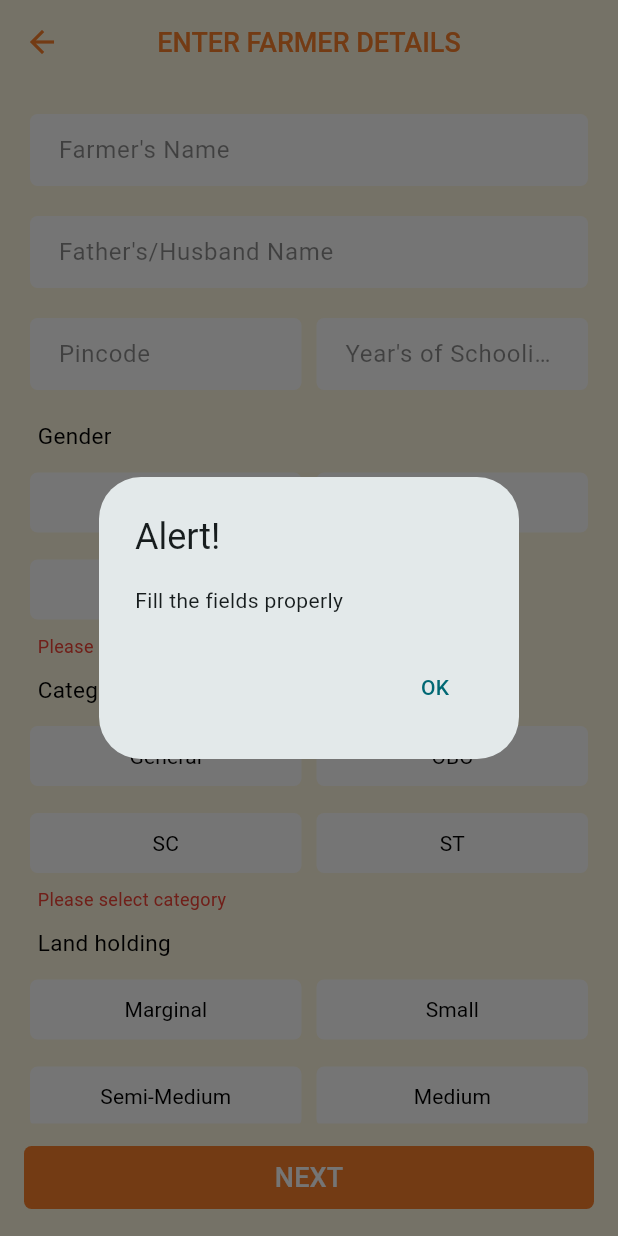
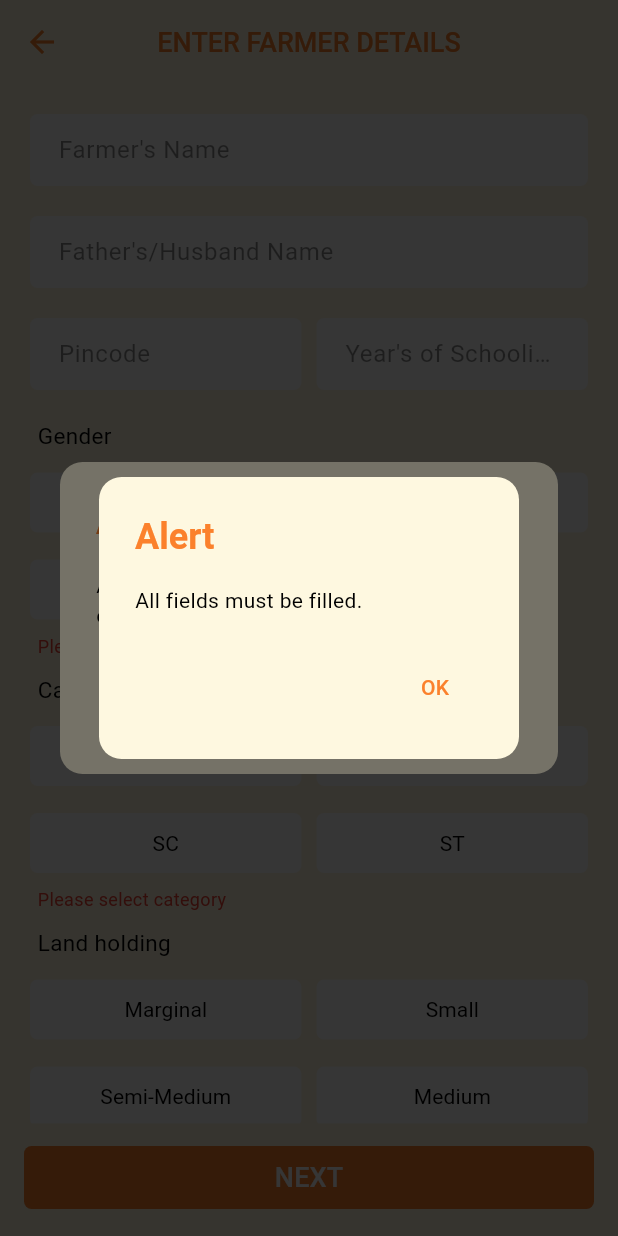
Before and after one commit to revanthraj28/GkVK, a Flutter app: the GenerateFarmersIdPage screen opened directly with empty values, after a tap on "NEXT", on a phone screen of 412 x 824 dp. Run offline on Flutter 3.47's test engine with Material 3 defaults, Android fonts, the light colour scheme and no system bars; our stand-ins replace cloud_firestore, firebase_auth, firebase_core, get, get_storage, sqflite; accounts and stored records are empty.

Commit message:
animations done

```diff
--- a/lib/constants/surveydata.dart
+++ b/lib/constants/surveydata.dart
@@ -104,63 +104,63 @@ List<Question> questionsPage3 = [
 ];
 List<Question> questionsPage4 = [
   Question(
-    questionText: 'Under which project, the LRI card is distributed to farmers?',
+    questionText: '1. Under which project, the LRI card is distributed to farmers?',
     options: ['Krishi Bhagya', 'Precision farming', 'Sujala/ REWARD', 'National Horticulture Mission'],
   ),
   Question(
-    questionText: 'What information can a farmer get from an LRI card?',
+    questionText: '2. What information can a farmer get from an LRI card?',
     options: ['Suitable conservation measures', 'Soil fertility status', 'Crop suitability', 'All the above'],
   ),
   Question(
-    questionText: 'What is the inference for yellow color in respect of soil nutrient status in LRI cards?',
+    questionText: '3. What is the inference for yellow color in respect of soil nutrient status in LRI cards?',
     options: ['Very high', 'High', 'Medium', 'Low'],
   ),
   Question(
-    questionText: 'What is the adjustment factor to align fertilizers when soil nutrient status is low?',
+    questionText: '4. What is the adjustment factor to align fertilizers when soil nutrient status is low?',
     options: ['RDF x 1.67', 'RDF x 1.33', 'RDF x 1.00', 'RDF x 0.66'],
   ),
   Question(
-    questionText: 'RDF for maize is 60:30:15 kg/ acre. If soil nitrogen content is medium, what is the adjustment factor to be followed?',
+    questionText: '5. RDF for maize is 60:30:15 kg/ acre. If soil nitrogen content is medium, what is the adjustment factor to be followed?',
     options: ['RDF x 1.00', 'RDF x 0.66', 'RDF x 1.33', 'RDF x 1.67'],
   ),
   Question(
-    questionText: 'What is the role of nitrogen in plants?',
+    questionText: '6. What is the role of nitrogen in plants?',
     options: ['For better growth', 'For disease resistance', 'For stopping fruit drop', 'For pest resistance'],
   ),
   Question(
-    questionText: 'What are the ill effects of using excess chemical fertilizers?',
+    questionText: '7. What are the ill effects of using excess chemical fertilizers?',
     options: ['Reduction in the soil health', 'Contamination of water bodies', 'Harm soil microorganisms', 'All the above'],
   ),
   Question(
-    questionText: 'If your plants suffer from nitrogen deficiency, which part of young leaves will turn yellow first?',
+    questionText: '8. If your plants suffer from nitrogen deficiency, which part of young leaves will turn yellow first?',
     options: ['Lower part', 'Upper part', 'Fruits', 'Tip of the plant'],
   ),
   Question(
-    questionText: 'If soil is characterized as very acidic, what can be done to reduce the harmful effects associated with this?',
+    questionText: '9. If soil is characterized as very acidic, what can be done to reduce the harmful effects associated with this?',
     options: ['Apply gypsum', 'Apply lime', 'Apply manure', 'Apply urea'],
   ),
   Question(
-    questionText: 'To apply 46 kg of nitrogen, how much urea to be used?',
+    questionText: '10. To apply 46 kg of nitrogen, how much urea to be used?',
     options: ['50 kg', '100 kg', '150 kg', '200 kg'],
   ),
   Question(
-    questionText: 'Which of the following is a secondary nutrient?',
+    questionText: '11. Which of the following is a secondary nutrient?',
     options: ['Potash', 'Phosphorous', 'Sulphur', 'Nitrogen'],
   ),
   Question(
-    questionText: 'What type of data from an LRI is most important for determining fertilizer needs?',
+    questionText: '12. What type of data from an LRI is most important for determining fertilizer needs?',
     options: ['Soil depth', 'Soil slope', 'Soil fertility', 'Weather patterns'],
   ),
   Question(
-    questionText: 'While interpreting LRI data for fertilizer application, what should a farmer consider?',
+    questionText: '13. While interpreting LRI data for fertilizer application, what should a farmer consider?',
     options: ['Soil fertility status', 'Crop nutrient needs', 'Crop season', 'All the above'],
   ),
   Question(
-    questionText: 'To apply 46 kg of phosphorus, how much DAP to be used?',
+    questionText: '14. To apply 46 kg of phosphorus, how much DAP to be used?',
     options: ['46 kg', '100 kg', '150 kg', '200 kg'],
   ),
   Question(
-    questionText: 'What are the benefits of LRI based fertilizer application?',
+    questionText: '15. What are the benefits of LRI based fertilizer application?',
     options: ['Optimized yield', 'Balance in soil fertility', 'Better economic returns', 'All the above'],
   ),
 ];
--- a/lib/views/Generate_id/Completedetails/GenerateFarmersid/GenerateFarmersId_view.dart
+++ b/lib/views/Generate_id/Completedetails/GenerateFarmersid/GenerateFarmersId_view.dart
@@ -4,12 +4,11 @@ import 'package:gkvk/shared/components/CustomTextButton.dart';
 import 'package:gkvk/shared/components/CustomTextFormField.dart';
 import 'package:gkvk/shared/components/SelectionButton.dart';
 import 'package:gkvk/database/farmer_profile_db.dart';
-import 'package:gkvk/views/Generate_id/farmersarea/area.dart';
 import '../../detailsofCrops/Cropdetails/Cropdetails.dart';
 
 class GenerateFarmersIdPage extends StatelessWidget {
   final int waterShedId;
-  final _formKey = GlobalKey<FormState>(); // Add form key for validation
+// Add form key for validation
 
   final TextEditingController _farmerNameController = TextEditingController();
   final TextEditingController _fatherNameController = TextEditingController();
@@ -18,13 +17,13 @@ class GenerateFarmersIdPage extends StatelessWidget {
   final TextEditingController _aadharController = TextEditingController();
   final TextEditingController _fruitsIdController = TextEditingController();
   final TextEditingController _fertilizerAddressController = TextEditingController();
-
   final RxString _selectedGender = ''.obs;
   final RxString _selectedCategory = ''.obs;
   final RxString _selectedLandHolding = ''.obs;
   final RxString _selectedFertilizerSource = ''.obs;
   final RxString _selectedSalesOfProduce = ''.obs;
   final RxString _selectedLRIReceived = ''.obs;
+  final _formKey = GlobalKey<FormState>();
 
   GenerateFarmersIdPage({required this.waterShedId, super.key});
 
@@ -51,8 +50,7 @@ class GenerateFarmersIdPage extends StatelessWidget {
       Navigator.push(
         context,
         MaterialPageRoute(
-          builder: (context) => FarmerAreaPage(),
-          // Cropdetails(aadharId: int.parse(_aadharController.text))
+          builder: (context) => Cropdetails(aadharId: int.parse(_aadharController.text)),
         ),
       );
     } catch (e) {
@@ -61,7 +59,7 @@ class GenerateFarmersIdPage extends StatelessWidget {
         builder: (BuildContext context) {
           return AlertDialog(
             title: const Text('Error'),
-            content: Text('Failed to upload data: $e'),
+            content: Text('Failed to upload data'),
             actions: [
               TextButton(
                 child: const Text('OK'),
@@ -75,24 +73,48 @@ class GenerateFarmersIdPage extends StatelessWidget {
       );
     }
   }
-
   Future<void> _showExitConfirmationDialog(BuildContext context) async {
     return showDialog<void>(
       context: context,
       barrierDismissible: true,
       builder: (BuildContext context) {
         return AlertDialog(
-          title: const Text('Exit'),
-          content: const Text('Do you want to return to the home page?'),
+          shape: RoundedRectangleBorder(
+            borderRadius: BorderRadius.circular(15.0),
+          ),
+          backgroundColor: const Color(0xFFFEF8E0),
+          title: const Text(
+            'Exit',
+            style: TextStyle(
+              color: Color(0xFFFB812C),
+              fontWeight: FontWeight.bold,
+            ),
+          ),
+          content: const Text(
+            'Do you want to return to the home page?',
+            style: TextStyle(
+              color: Colors.black,
+            ),
+          ),
           actions: <Widget>[
             TextButton(
-              child: const Text('Cancel'),
+              child: const Text(
+                'Cancel',
+                style: TextStyle(
+                  color: Color(0xFFFB812C),
+                ),
+              ),
               onPressed: () {
                 Navigator.of(context).pop();
               },
             ),
             TextButton(
-              child: const Text('OK'),
+              child: const Text(
+                'OK',
+                style: TextStyle(
+                  color: Color(0xFFFB812C),
+                ),
+              ),
               onPressed: () {
                 Navigator.of(context).popUntil((route) => route.isFirst);
               },
@@ -101,21 +123,6 @@ class GenerateFarmersIdPage extends StatelessWidget {
         );
       },
     );
-  }
-
-  bool _validateForm() {
-    bool isValid = _formKey.currentState?.validate() ?? false;
-
-    if (_selectedGender.value.isEmpty ||
-        _selectedCategory.value.isEmpty ||
-        _selectedLandHolding.value.isEmpty ||
-        _selectedFertilizerSource.value.isEmpty ||
-        _selectedSalesOfProduce.value.isEmpty ||
-        _selectedLRIReceived.value.isEmpty) {
-      isValid = false;
-    }
-
-    return isValid;
   }
 
   @override
@@ -131,7 +138,7 @@ class GenerateFarmersIdPage extends StatelessWidget {
         },
         child: Scaffold(
           appBar: AppBar(
-            backgroundColor: Color(0xFFFEF8E0),
+            backgroundColor: const Color(0xFFFEF8E0),
             centerTitle: true,
             title: const Text(
               'ENTER FARMER DETAILS',
@@ -188,7 +195,7 @@ class GenerateFarmersIdPage extends StatelessWidget {
                                   return "Please enter pincode";
                                 }
                                 if (value.length != 6) {
-                                  return "Pincode must be 6 digits";
+                                  return "6 digits only";
                                 }
                                 return null;
                               },
@@ -204,10 +211,15 @@ class GenerateFarmersIdPage extends StatelessWidget {
                                 if (value == null || value.isEmpty) {
                                   return "Please enter years of schooling";
                                 }
+                                int? yearsOfSchooling = int.tryParse(value);
+                                if (yearsOfSchooling == null || yearsOfSchooling > 20) {
+                                  return "Less than 20 Only";
+                                }
                                 return null;
                               },
                             ),
                           ),
+
                         ],
                       ),
                       const SizedBox(height: 20.0),
@@ -259,7 +271,7 @@ class GenerateFarmersIdPage extends StatelessWidget {
                                   return "Please enter Aadhar number";
                                 }
                                 if (value.length != 12) {
-                                  return "Aadhar number must be 12 digits";
+                                  return "12 digits only";
                                 }
                                 return null;
                               },
@@ -338,28 +350,51 @@ class GenerateFarmersIdPage extends StatelessWidget {
           ),
           bottomNavigationBar: BottomAppBar(
             height: 75,
-            color: Color(0xFFFEF8E0),
+            color: const Color(0xFFFEF8E0),
             child: Column(
               mainAxisSize: MainAxisSize.min,
               crossAxisAlignment: CrossAxisAlignment.stretch,
               children: [
                 CustomTextButton(
                   text: 'NEXT',
-                  buttonColor: Color(0xFFFB812C),
+                  buttonColor: const Color(0xFFFB812C),
                   onPressed: () {
-                    if (_validateForm()) {
-                      try {
-                        _uploadData(context);
-                      } catch (e) {
+                    if (_formKey.currentState?.validate()?? false) {
+                      if (_selectedGender.value.isEmpty ||
+                          _selectedCategory.value.isEmpty ||
+                          _selectedLandHolding.value.isEmpty ||
+                          _selectedFertilizerSource.value.isEmpty ||
+                          _selectedSalesOfProduce.value.isEmpty ||
+                          _selectedLRIReceived.value.isEmpty) {
                         showDialog(
                           context: context,
                           builder: (BuildContext context) {
                             return AlertDialog(
-                              title: const Text('Error'),
-                              content: const Text('Failed to upload data. Please check your input and try again.'),
+                              shape: RoundedRectangleBorder(
+                                borderRadius: BorderRadius.circular(15.0),
+                              ),
+                              backgroundColor: const Color(0xFFFEF8E0),
+                              title: const Text(
+                                'Alert',
+                                style: TextStyle(
+                                  color: Color(0xFFFB812C),
+                                  fontWeight: FontWeight.bold,
+                                ),
+                              ),
+                              content: const Text(
+                                'All fields must be filled and a treatment option selected.',
+                                style: TextStyle(
+                                  color: Colors.black,
+                                ),
+                              ),
                               actions: [
                                 TextButton(
-                                  child: const Text('OK'),
+                                  child: const Text(
+                                    'OK',
+                                    style: TextStyle(
+                                      color: Color(0xFFFB812C),
+                                    ),
+                                  ),
                                   onPressed: () {
                                     Navigator.of(context).pop();
                                   },
@@ -369,16 +404,42 @@ class GenerateFarmersIdPage extends StatelessWidget {
                           },
                         );
                       }
-                    } else {
+                      if (_farmerNameController.text.isEmpty ||
+                          _fatherNameController.text.isEmpty ||
+                          _aadharController.text.isEmpty ||
+                          _schoolingController.text.isEmpty ||
+                          _pincodeController.text.isEmpty ||
+                          _fruitsIdController.text.isEmpty ||
+                          _fertilizerAddressController.text.isEmpty) {
                         showDialog(
                           context: context,
                           builder: (BuildContext context) {
                             return AlertDialog(
-                            title: const Text('Alert!'),
-                            content: const Text('Fill the fields properly'),
+                              shape: RoundedRectangleBorder(
+                                borderRadius: BorderRadius.circular(15.0),
+                              ),
+                              backgroundColor: const Color(0xFFFEF8E0),
+                              title: const Text(
+                                'Alert',
+                                style: TextStyle(
+                                  color: Color(0xFFFB812C),
+                                  fontWeight: FontWeight.bold,
+                                ),
+                              ),
+                              content: const Text(
+                                'All fields must be filled.',
+                                style: TextStyle(
+                                  color: Colors.black,
+                                ),
+                              ),
                               actions: [
                                 TextButton(
-                                child: const Text('OK'),
+                                  child: const Text(
+                                    'OK',
+                                    style: TextStyle(
+                                      color: Color(0xFFFB812C),
+                                    ),
+                                  ),
                                   onPressed: () {
                                     Navigator.of(context).pop();
                                   },
@@ -387,9 +448,13 @@ class GenerateFarmersIdPage extends StatelessWidget {
                             );
                           },
                         );
+                      } else {
+                        _uploadData(context);
+                      }
                     }
                   },
-                ),
+                )
+
               ],
             ),
           ),
```
Lines whose indentation alone changed are shown as unchanged.
